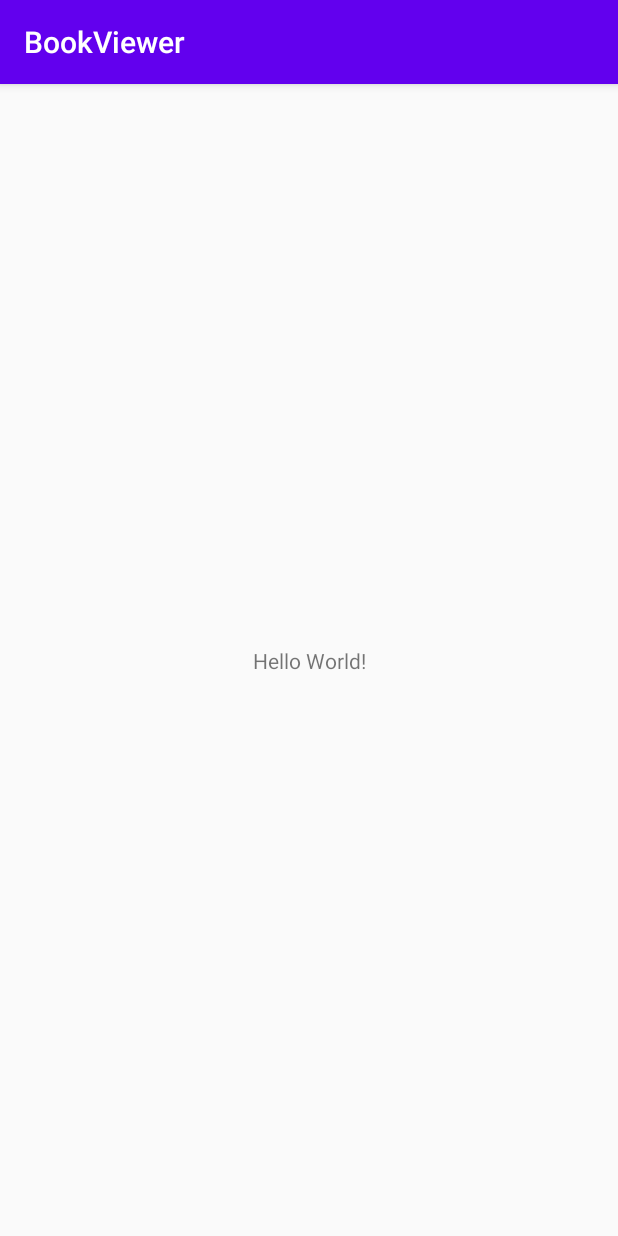
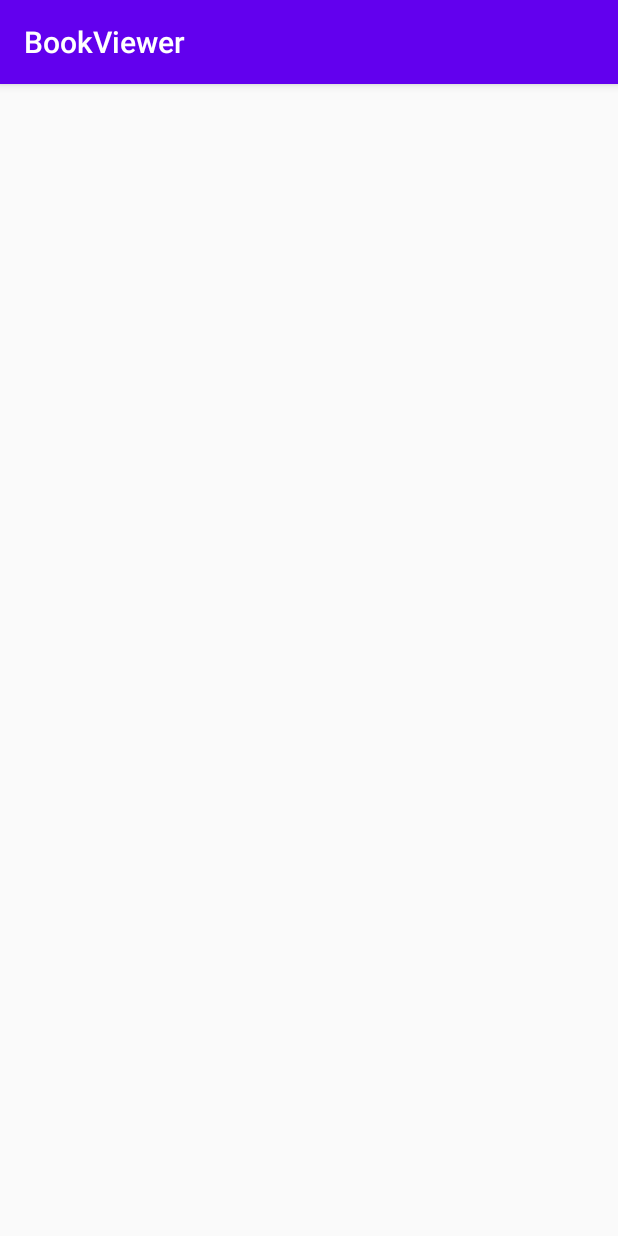
Before and after one commit to keiji/mangaview, an Android app: the screen it shows after launch (MainActivity), on a phone screen of 412 x 824 dp. Run offline under Robolectric (Android 15) with nearby library versions, the phone set to English and light mode, and no system bars.

Commit message:
Add BookView skeleton.

```diff
--- /dev/null
+++ b/app/src/main/java/jp/co/c_lis/bookviewer/android/widget/BookView.kt
@@ -0,0 +1,27 @@
+package jp.co.c_lis.bookviewer.android.widget
+
+import android.content.Context
+import android.graphics.Canvas
+import android.util.AttributeSet
+import android.view.View
+
+class BookView(
+    context: Context,
+    attrs: AttributeSet?,
+    defStyleAttr: Int
+) : View(context, attrs, defStyleAttr) {
+
+    constructor(context: Context) : this(context, null, 0x0)
+
+    constructor(context: Context, attrs: AttributeSet) : this(context, attrs, 0x0)
+
+    override fun onSizeChanged(w: Int, h: Int, oldw: Int, oldh: Int) {
+        super.onSizeChanged(w, h, oldw, oldh)
+    }
+
+    override fun onDraw(canvas: Canvas?) {
+        super.onDraw(canvas)
+
+        canvas ?: return
+    }
+}
--- a/app/src/main/res/layout/activity_main.xml
+++ b/app/src/main/res/layout/activity_main.xml
@@ -6,10 +6,9 @@
     android:layout_height="match_parent"
     tools:context=".MainActivity">
 
-    <TextView
-        android:layout_width="wrap_content"
-        android:layout_height="wrap_content"
-        android:text="Hello World!"
+    <jp.co.c_lis.bookviewer.android.widget.BookView
+        android:layout_width="match_parent"
+        android:layout_height="match_parent"
         app:layout_constraintBottom_toBottomOf="parent"
         app:layout_constraintLeft_toLeftOf="parent"
         app:layout_constraintRight_toRightOf="parent"
```
